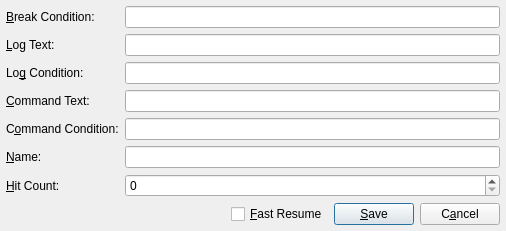
Old version of the form src/gui/Src/Gui/EditBreakpointDialog.ui in the repository x64dbg/x64dbg.
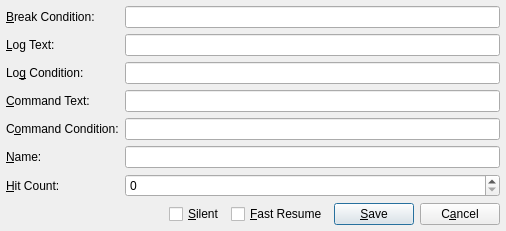
New version of the form.

Commit message: Added 'Silent' option for breakpoints

```diff
--- a/src/gui/Src/Gui/EditBreakpointDialog.ui
+++ b/src/gui/Src/Gui/EditBreakpointDialog.ui
@@ -155,6 +155,13 @@
        </property>
       </spacer>
      </item>
+     <item>
+      <widget class="QCheckBox" name="checkBoxSilent">
+       <property name="text">
+        <string>&amp;Silent</string>
+       </property>
+      </widget>
+     </item>
      <item>
       <widget class="QCheckBox" name="checkBoxFastResume">
        <property name="text">
```
Left out of the diff: 1 changed line with no effect on the pictures. The commit also changes 10 other files.
